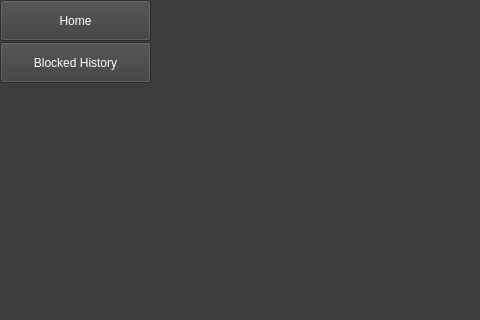
Old version of the form ui/home.ui in the repository HowePersonal/DistractionBlocker; both pictures show x 0 to 480 and y 0 to 320 of the 800 by 800 pixel window.
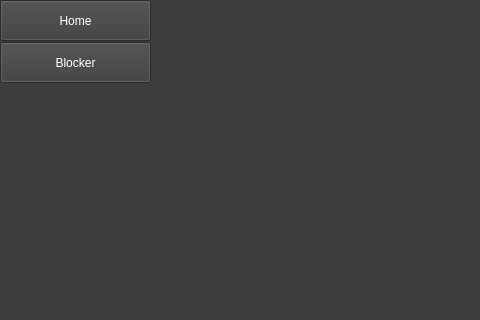
New version of the form.

Commit message: Implemented add and remove button alongside their associated function with the table rows for frontend interface.

What changed in the file:
```diff
--- a/ui/home.ui
+++ b/ui/home.ui
@@ -31,7 +31,7 @@
 border-bottom: 2px solid white;</string>
    </property>
    <property name="text">
-    <string>Blocked History</string>
+    <string>Blocker</string>
    </property>
   </widget>
   <widget class="QPushButton" name="btn_home">
```
The commit also changes 3 other files.
